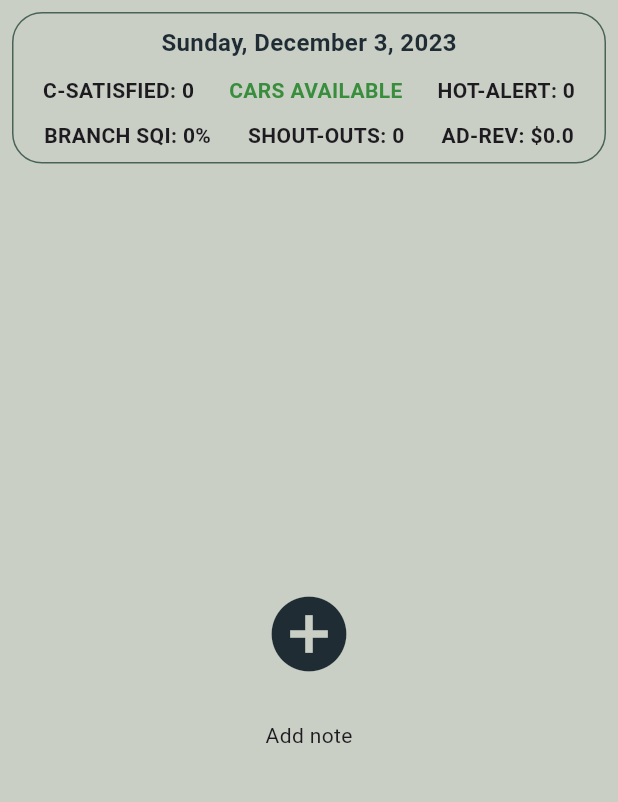
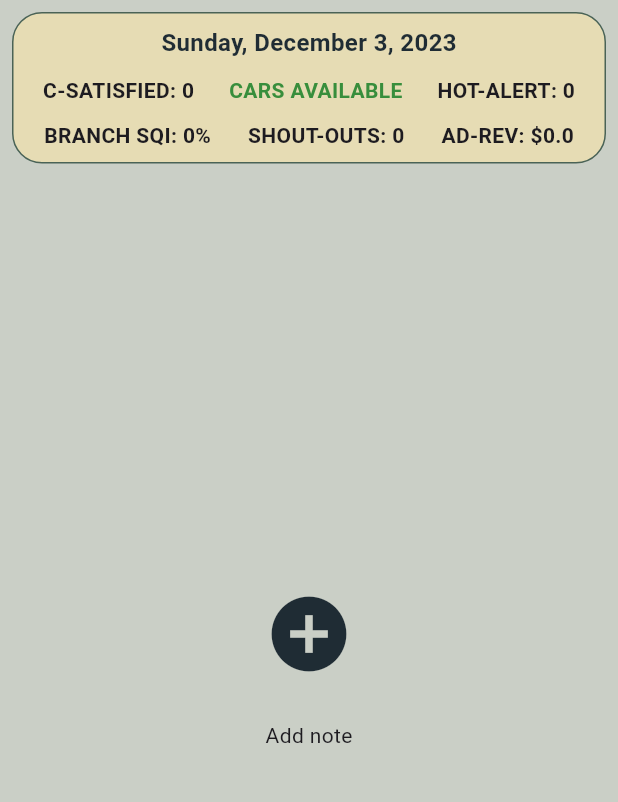
Before and after one commit to blacknight9/ToDo, a Flutter app: the screen it shows after launch, on a phone screen of 412 x 824 dp, the part 84-886 px from its top. Run offline on Flutter 3.47's test engine with Material 3 defaults, Android fonts, the phone set to English and light mode, and no system bars; our stand-ins replace calendar_view, cloud_firestore, firebase_core, firebase_storage, fluttertoast, get and 3 more; accounts and stored records are empty.

Commit message:
working on ui and home panel

```diff
--- a/lib/views/Home/HomePanel.dart
+++ b/lib/views/Home/HomePanel.dart
@@ -30,7 +30,7 @@ class HomePanel extends StatelessWidget {
           child: Obx(
             () => Container(
               decoration: BoxDecoration(
-                  color: myPrimary,
+                  color:myPrimaryAccent,
                   borderRadius: BorderRadius.circular(20),
                   border: Border.all(color: myAppBar, width: 1)),
               width: MediaQuery.of(context).size.width,
```
